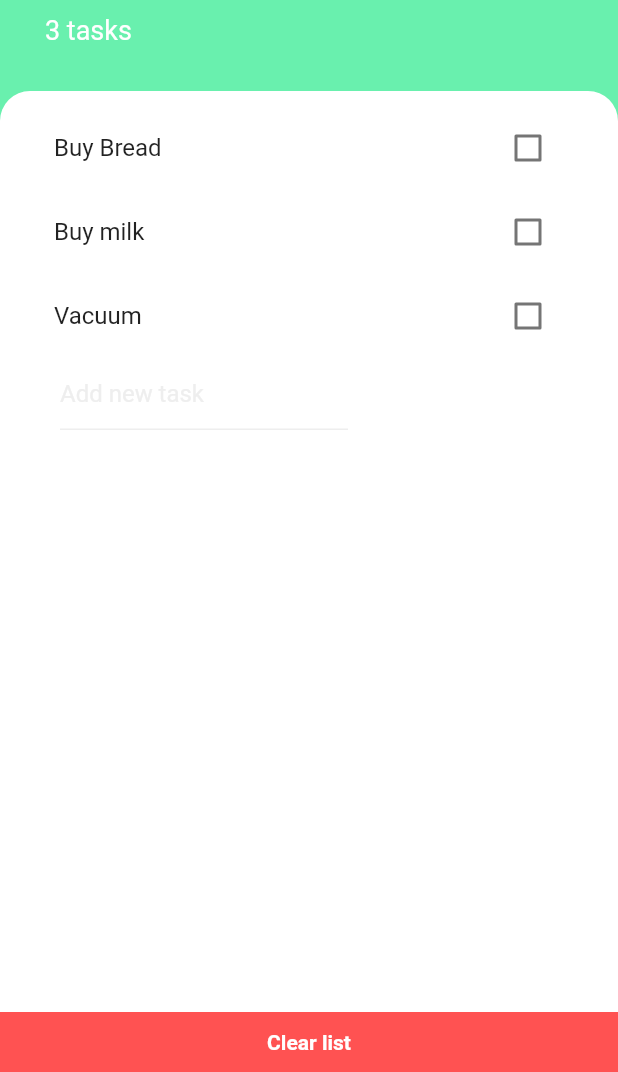
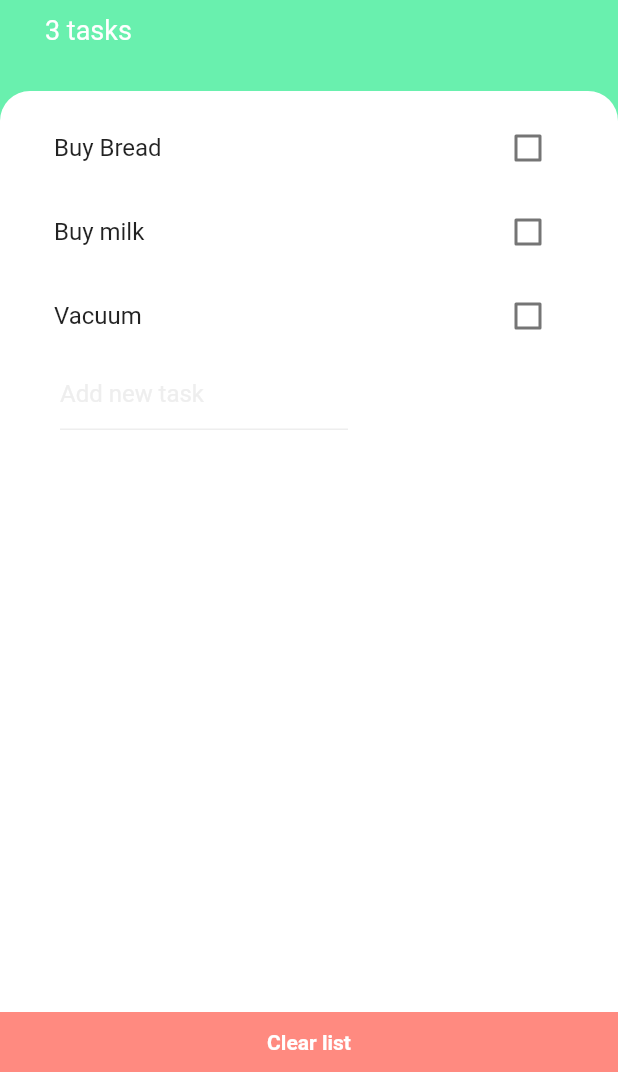
Before and after one commit to technodromeltd/Listify_flutter, a Flutter app: the screen it shows after launch, on a phone screen of 412 x 824 dp, the part 164-1236 px from its top. Run offline on Flutter 3.47's test engine with Material 2 defaults, Android fonts, the phone set to English and light mode, and no system bars; missing offline and left inert: swipedetector.

```diff
--- a/lib/screens/tasks_screen.dart
+++ b/lib/screens/tasks_screen.dart
@@ -77,7 +77,7 @@ class TasksScreen extends StatelessWidget {
             },
             child: Container(
               height: 40.0,
-              color: Colors.redAccent,
+              color: Colors.redAccent.shade100,
               child: Center(
                   child: Text(
                 "Clear list",
```
Also changed, not shown: listify-screenshot1.jpg (added), listify-screeshot2.jpg (added), 20 other files.
